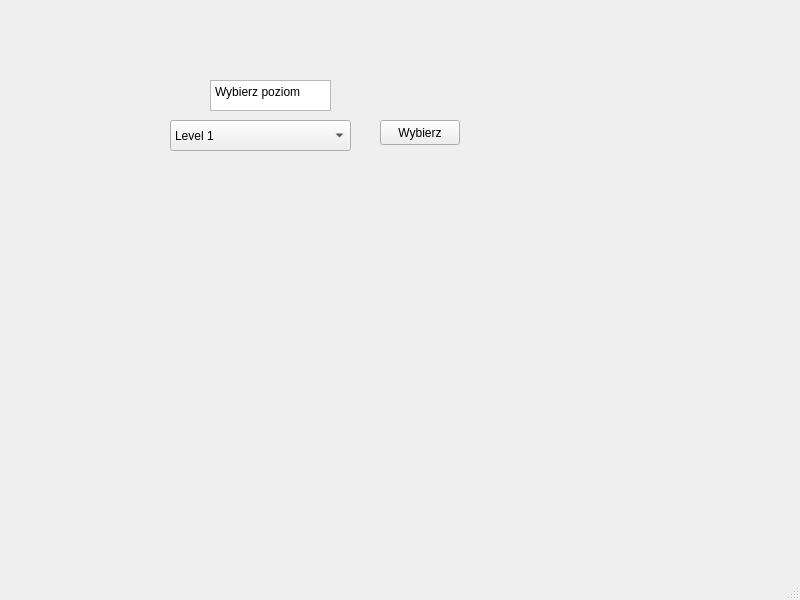
Before: the Qt Designer form QT app/OgienIWoda/mainwindow.ui in michal-skoczylas/Ogien-i-woda-SFML, drawn with Qt 5.
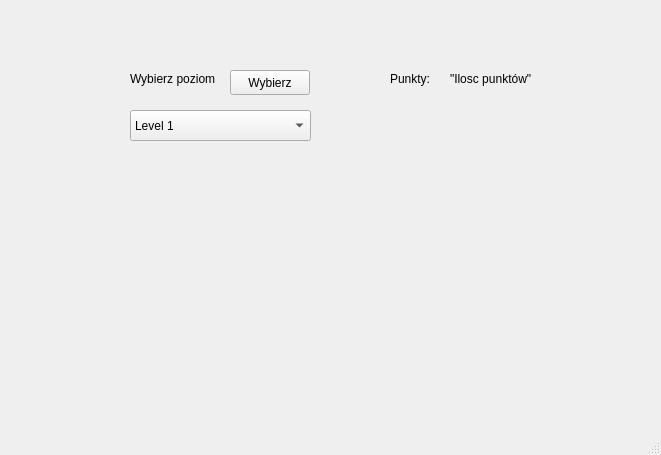
After: the same form once the commit is applied.

```diff
--- a/QT app/OgienIWoda/mainwindow.ui
+++ b/QT app/OgienIWoda/mainwindow.ui
@@ -6,8 +6,8 @@
    <rect>
     <x>0</x>
     <y>0</y>
-    <width>800</width>
-    <height>600</height>
+    <width>661</width>
+    <height>455</height>
    </rect>
   </property>
   <property name="windowTitle">
@@ -17,8 +17,8 @@
    <widget class="QPushButton" name="select_level_button">
     <property name="geometry">
      <rect>
-      <x>380</x>
-      <y>120</y>
+      <x>230</x>
+      <y>70</y>
       <width>80</width>
       <height>25</height>
      </rect>
@@ -30,8 +30,8 @@
    <widget class="QComboBox" name="level_combo_box">
     <property name="geometry">
      <rect>
-      <x>170</x>
-      <y>120</y>
+      <x>130</x>
+      <y>110</y>
       <width>181</width>
       <height>31</height>
      </rect>
@@ -42,24 +42,43 @@
      </property>
     </item>
    </widget>
-   <widget class="QTextEdit" name="textEdit">
+   <widget class="QLabel" name="label">
     <property name="geometry">
      <rect>
-      <x>210</x>
-      <y>80</y>
-      <width>121</width>
-      <height>31</height>
+      <x>130</x>
+      <y>70</y>
+      <width>141</width>
+      <height>17</height>
      </rect>
     </property>
-    <property name="html">
-     <string>&lt;!DOCTYPE HTML PUBLIC &quot;-//W3C//DTD HTML 4.0//EN&quot; &quot;http://www.w3.org/TR/REC-html40/strict.dtd&quot;&gt;
-&lt;html&gt;&lt;head&gt;&lt;meta name=&quot;qrichtext&quot; content=&quot;1&quot; /&gt;&lt;meta charset=&quot;utf-8&quot; /&gt;&lt;style type=&quot;text/css&quot;&gt;
-p, li { white-space: pre-wrap; }
-hr { height: 1px; border-width: 0; }
-li.unchecked::marker { content: &quot;\2610&quot;; }
-li.checked::marker { content: &quot;\2612&quot;; }
-&lt;/style&gt;&lt;/head&gt;&lt;body style=&quot; font-family:'Sans Serif'; font-size:9pt; font-weight:400; font-style:normal;&quot;&gt;
-&lt;p style=&quot; margin-top:0px; margin-bottom:0px; margin-left:0px; margin-right:0px; -qt-block-indent:0; text-indent:0px;&quot;&gt;Wybierz poziom&lt;/p&gt;&lt;/body&gt;&lt;/html&gt;</string>
+    <property name="text">
+     <string>Wybierz poziom</string>
+    </property>
+   </widget>
+   <widget class="QLabel" name="label_2">
+    <property name="geometry">
+     <rect>
+      <x>390</x>
+      <y>70</y>
+      <width>54</width>
+      <height>17</height>
+     </rect>
+    </property>
+    <property name="text">
+     <string>Punkty:</string>
+    </property>
+   </widget>
+   <widget class="QLabel" name="label_3">
+    <property name="geometry">
+     <rect>
+      <x>450</x>
+      <y>70</y>
+      <width>141</width>
+      <height>17</height>
+     </rect>
+    </property>
+    <property name="text">
+     <string>&quot;Ilosc punktów&quot;</string>
     </property>
    </widget>
   </widget>
```
Left out of the diff: 2 changed lines with no effect on the pictures.
